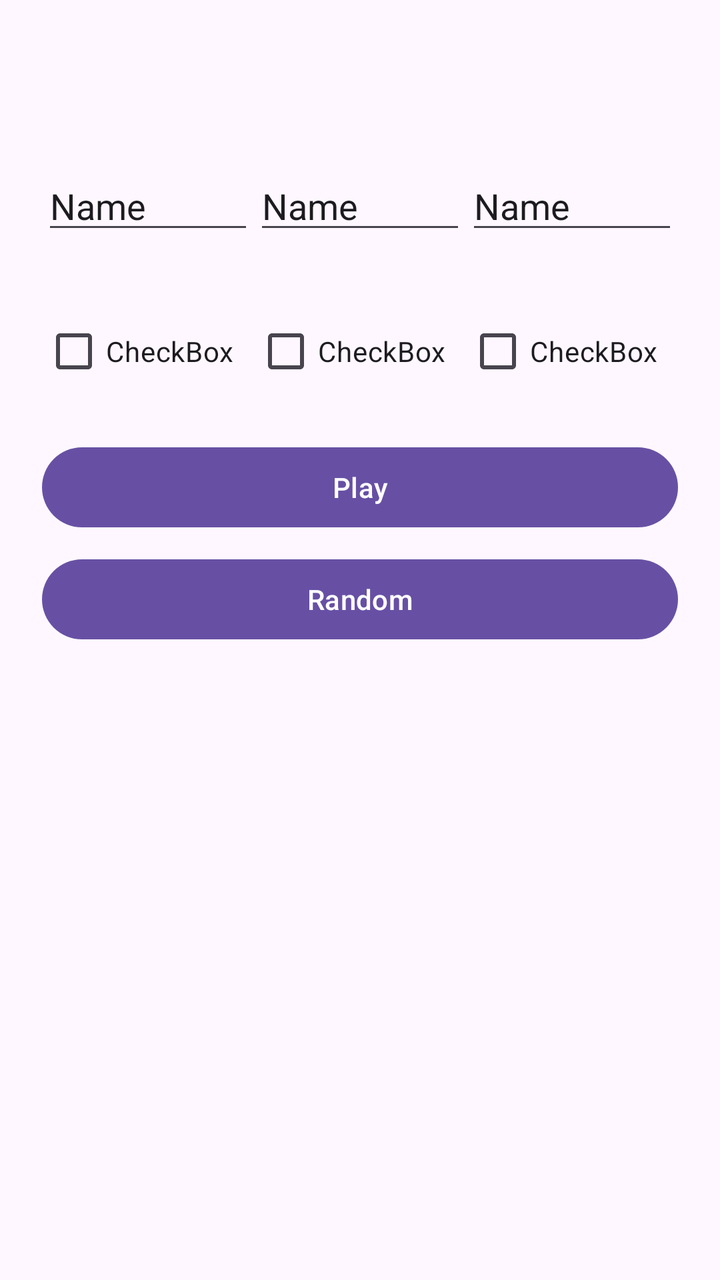
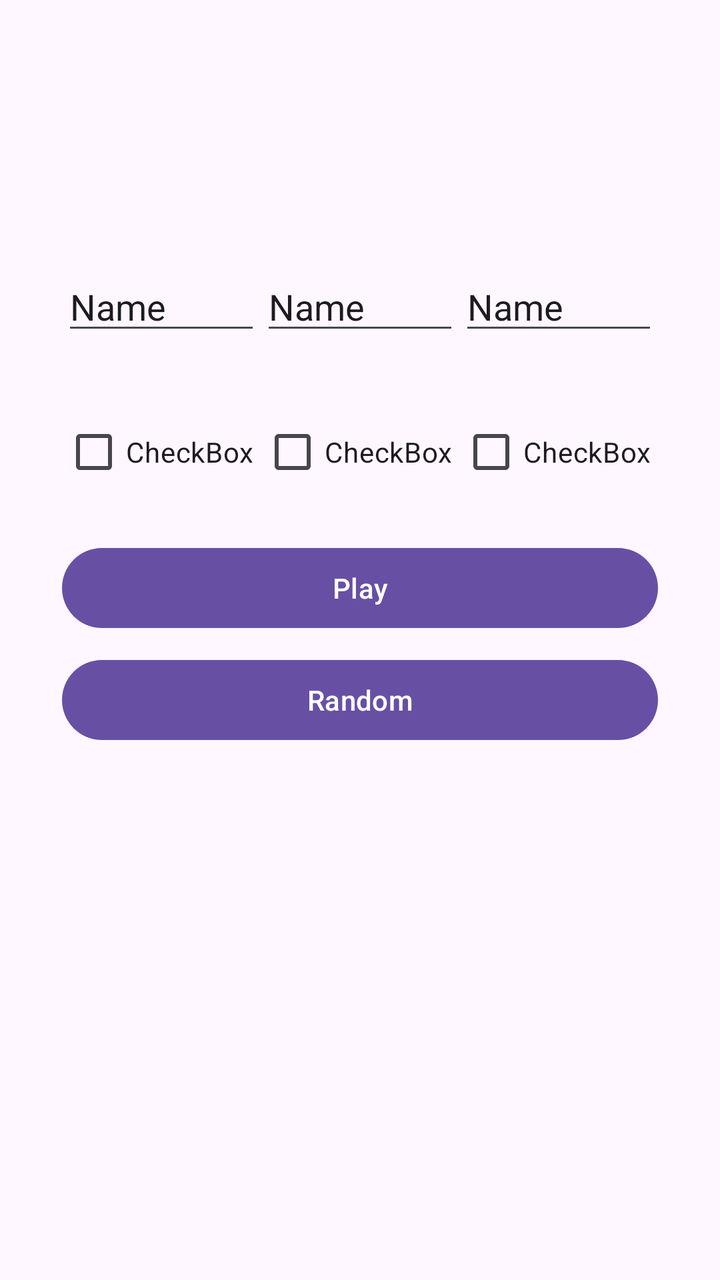

Screens rendered from an Android XML layout before and after an edit, with the pre-edit source and the edit as a unified diff.
<!-- AndroidManifest.xml: application theme Theme.PracticalTest01Var06 -->
<!-- res/layout/activity_practical_test01_var06_main.xml -->
<?xml version="1.0" encoding="utf-8"?>
<androidx.constraintlayout.widget.ConstraintLayout xmlns:android="http://schemas.android.com/apk/res/android"
    xmlns:app="http://schemas.android.com/apk/res-auto"
    xmlns:tools="http://schemas.android.com/tools"
    android:id="@+id/main"
    android:layout_width="match_parent"
    android:layout_height="match_parent"
    tools:context=".PracticalTest01Var06MainActivity">

    <LinearLayout
        android:layout_width="318dp"
        android:layout_height="479dp"
        android:orientation="vertical"
        tools:layout_editor_absoluteX="56dp"
        tools:layout_editor_absoluteY="127dp"

        app:layout_constraintBottom_toBottomOf="parent"
        app:layout_constraintEnd_toEndOf="parent"
        app:layout_constraintStart_toStartOf="parent"
        app:layout_constraintTop_toTopOf="parent">

        <LinearLayout
            android:layout_width="match_parent"
            android:layout_height="71dp"
            android:orientation="horizontal">

            <EditText
                android:id="@+id/numere1"
                android:layout_width="wrap_content"
                android:layout_height="wrap_content"
                android:layout_weight="1"
                android:ems="10"
                android:inputType="text"
                android:text="Name" />

            <EditText
                android:id="@+id/numere2"
                android:layout_width="wrap_content"
                android:layout_height="wrap_content"
                android:layout_weight="1"
                android:ems="10"
                android:inputType="text"
                android:text="Name" />

            <EditText
                android:id="@+id/numere3"
                android:layout_width="wrap_content"
                android:layout_height="wrap_content"
                android:layout_weight="1"
                android:ems="10"
                android:inputType="text"
                android:text="Name" />

        </LinearLayout>

        <LinearLayout
            android:layout_width="match_parent"
            android:layout_height="68dp"
            android:orientation="horizontal">

            <CheckBox
                android:id="@+id/checkBox1"
                android:layout_width="wrap_content"
                android:layout_height="wrap_content"
                android:layout_weight="1"
                android:text="CheckBox" />

            <CheckBox
                android:id="@+id/checkBox2"
                android:layout_width="wrap_content"
                android:layout_height="wrap_content"
                android:layout_weight="1"
                android:text="CheckBox" />

            <CheckBox
                android:id="@+id/checkBox3"
                android:layout_width="wrap_content"
                android:layout_height="wrap_content"
                android:layout_weight="1"
                android:text="CheckBox" />

        </LinearLayout>

        <LinearLayout
            android:layout_width="match_parent"
            android:layout_height="56dp"
            android:orientation="horizontal">

            <Button
                android:id="@+id/playButton"
                android:layout_width="wrap_content"
                android:layout_height="wrap_content"
                android:layout_weight="1"
                android:text="Play" />
        </LinearLayout>

        <LinearLayout
            android:layout_width="match_parent"
            android:layout_height="match_parent"
            android:orientation="horizontal">

            <Button
                android:id="@+id/randomButton"
                android:layout_width="match_parent"
                android:layout_height="wrap_content"
                android:text="Random" />
        </LinearLayout>
    </LinearLayout>

</androidx.constraintlayout.widget.ConstraintLayout>
<!-- resources referenced by this layout -->
<resources>
  <style name="Theme.PracticalTest01Var06" parent="Base.Theme.PracticalTest01Var06" />
  <style name="Base.Theme.PracticalTest01Var06" parent="Theme.Material3.DayNight.NoActionBar">
          
          
      </style>
</resources>

<!-- the commit's change to res/layout/activity_practical_test01_var06_main.xml (unified diff, before → after) -->
@@ -8,11 +8,9 @@
     tools:context=".PracticalTest01Var06MainActivity">
 
     <LinearLayout
-        android:layout_width="318dp"
-        android:layout_height="479dp"
+        android:layout_width="298dp"
+        android:layout_height="378dp"
         android:orientation="vertical"
-        tools:layout_editor_absoluteX="56dp"
-        tools:layout_editor_absoluteY="127dp"
 
         app:layout_constraintBottom_toBottomOf="parent"
         app:layout_constraintEnd_toEndOf="parent"
